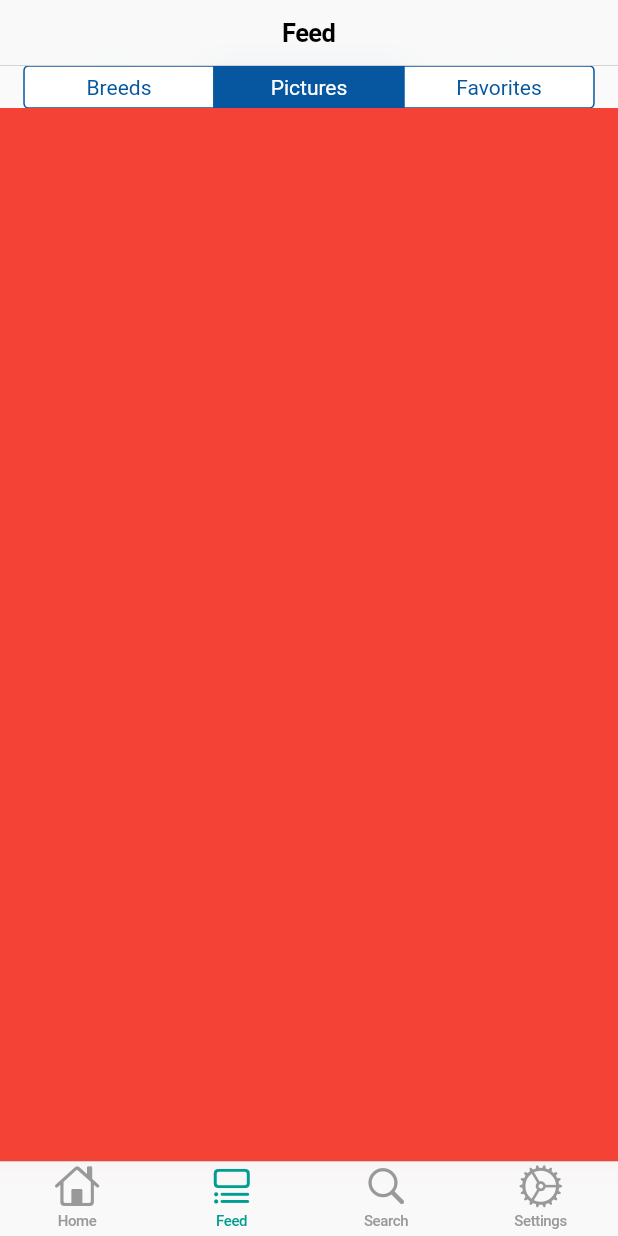
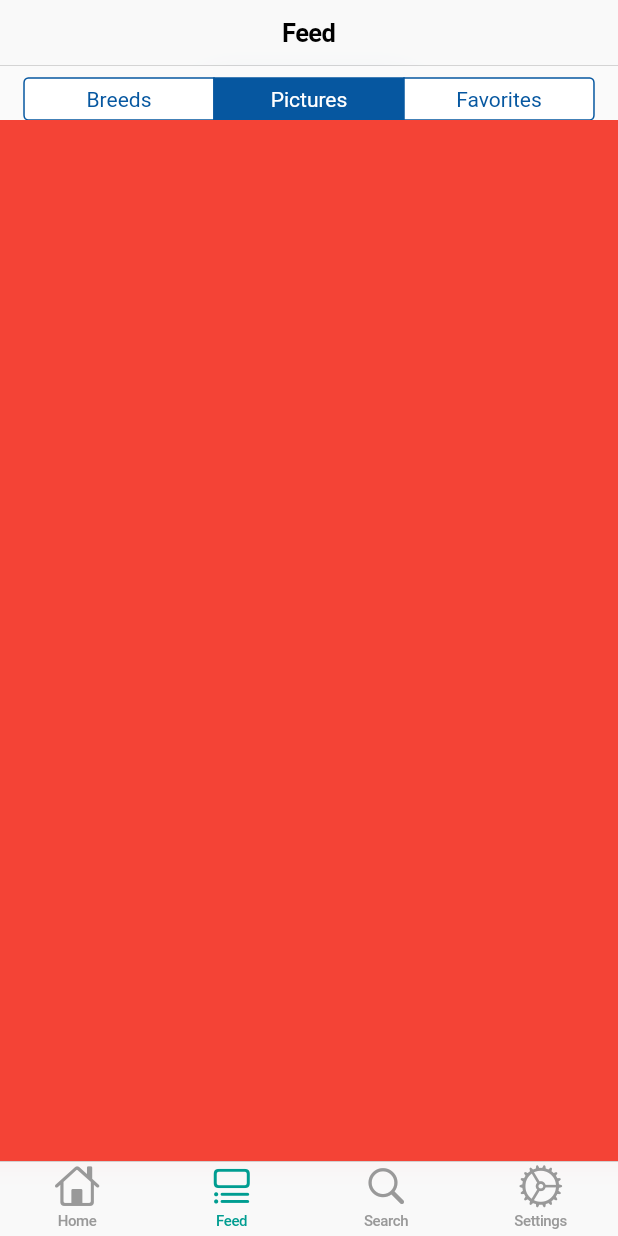
Before and after one commit to flutterkisumu/el_gato, a Flutter app: the screen it shows after launch, item 2 of the bottom bar chosen, after a tap on "Pictures", on a phone screen of 412 x 824 dp. Run offline on Flutter 3.47's test engine with Material 2 defaults, Android fonts, the phone set to English and light mode, and no system bars; our stand-ins replace auto_route, dio, flutter_form_builder, flutter_riverpod, form_builder_validators, freezed_annotation and 2 more; missing offline and left inert: awesome_dio_interceptor; statements that could not run were skipped.

Commit message:
fix: Documented all public members

```diff
--- a/lib/ui/main_home/feed/feed_page.dart
+++ b/lib/ui/main_home/feed/feed_page.dart
@@ -9,8 +9,12 @@ class FeedPage extends ConsumerWidget {
   /// The constructor
   FeedPage({super.key});
   final PageStorageBucket bucket = PageStorageBucket();
+
+  /// A list of all the children
   final children = [
-    const BreedsPage(),
+    const BreedsPage(
+      key: PageStorageKey<String>('breedsPage'),
+    ),
     Container(
       color: Colors.red,
     ),
@@ -27,6 +31,9 @@ class FeedPage extends ConsumerWidget {
       body: Column(
         crossAxisAlignment: CrossAxisAlignment.stretch,
         children: [
+          const SizedBox(
+            height: 8,
+          ),
           CupertinoSegmentedControl<int>(
             children: const {
               0: Text('Breeds'),
@@ -35,7 +42,7 @@ class FeedPage extends ConsumerWidget {
             },
             groupValue: ref.watch(feedIndexProvider),
             onValueChanged: (val) {
-              ref.read(feedIndexProvider.notifier).changeValue(val);
+              ref.read(feedIndexProvider.notifier).value = val;
             },
           ),
           Expanded(
@@ -58,8 +65,9 @@ class FeedIndexNotifier extends StateNotifier<int> {
   /// The constructor
   FeedIndexNotifier() : super(0);
 
-  /// The state update method
-  void changeValue(int val) {
-    state = val;
-  }
+  /// The state getter
+  int get value => state;
+
+  /// The state setter
+  set value(int val) => state = val;
 }
```
